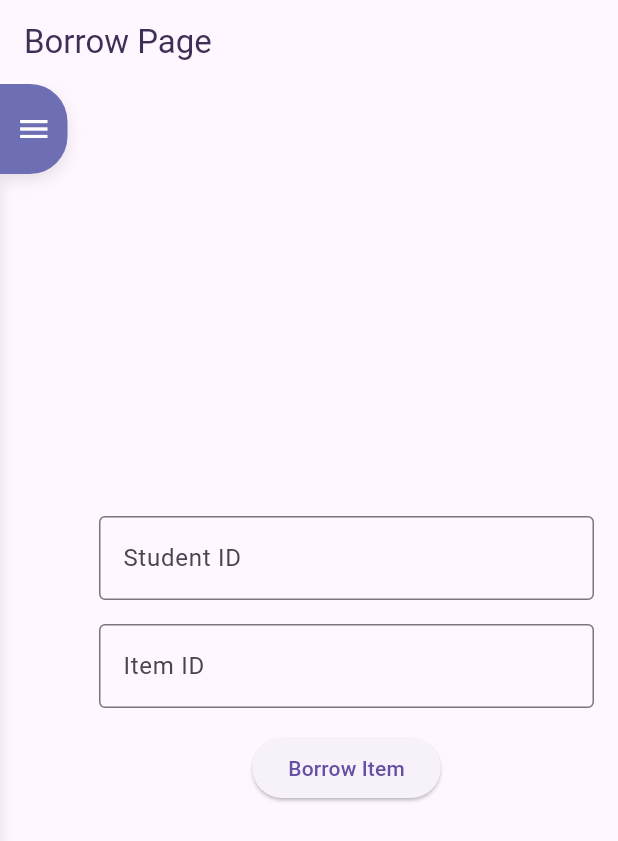
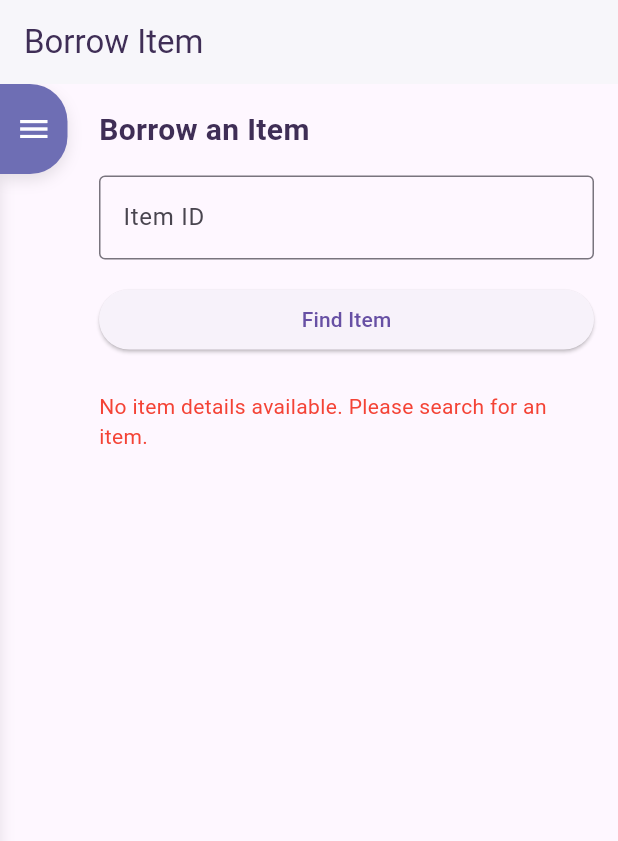
Before and after one commit to Draagn282/RocVoorraadSyteem, a Flutter app: the BorrowPage widget shown alone on an empty page, opened directly, on a phone screen of 412 x 824 dp. Shown: the top 841 px of the screen. Run offline on Flutter 3.47's test engine with Material 3 defaults, Android fonts, the phone set to English and light mode, and no system bars; our stand-ins replace sqflite, sqflite_common_ffi; accounts and stored records are empty.

Commit message:
borrow page rework.

```diff
--- a/roc_vooraadbeheersysteem/lib/models/Status_model.dart
+++ b/roc_vooraadbeheersysteem/lib/models/Status_model.dart
@@ -35,7 +35,7 @@ import 'package:roc_vooraadbeheersysteem/helpers/database_helper.dart';
       final data = await DatabaseHelper.instance.getData(
         tableName: 'item',
         whereClause: 'id = 1', // Use placeholder for safety
-        // whereArgs: [id],
+        whereArgs: [id],
       );
 
       // Check if data is returned
--- a/roc_vooraadbeheersysteem/lib/models/category_model.dart
+++ b/roc_vooraadbeheersysteem/lib/models/category_model.dart
@@ -35,7 +35,7 @@ import 'package:roc_vooraadbeheersysteem/helpers/database_helper.dart';
       final data = await DatabaseHelper.instance.getData(
         tableName: 'item',
         whereClause: 'id = 1', // Use placeholder for safety
-        // whereArgs: [id],
+        whereArgs: [id],
       );
 
       // Check if data is returned
--- a/roc_vooraadbeheersysteem/lib/models/item_model.dart
+++ b/roc_vooraadbeheersysteem/lib/models/item_model.dart
@@ -63,7 +63,7 @@ class Item {
       final data = await DatabaseHelper.instance.getData(
         tableName: 'item',
         whereClause: 'id = 1', // Use placeholder for safety
-        // whereArgs: [id],
+        whereArgs: [id],
       );
 
       // Check if data is returned
--- a/roc_vooraadbeheersysteem/lib/models/student_model.dart
+++ b/roc_vooraadbeheersysteem/lib/models/student_model.dart
@@ -57,6 +57,8 @@ class Student {
       final data = await DatabaseHelper.instance.getData(
         tableName: 'student',
         whereClause: 'id = ?',
+        whereArgs: [id],
+
       );
 
       // Check if data is retur ned
--- a/roc_vooraadbeheersysteem/lib/pages/borrow_page.dart
+++ b/roc_vooraadbeheersysteem/lib/pages/borrow_page.dart
@@ -1,6 +1,6 @@
-// lib/pages/test/test_page.dart
 import 'package:flutter/material.dart';
 import 'package:roc_vooraadbeheersysteem/pages/base_page.dart';
+import 'package:roc_vooraadbeheersysteem/helpers/database_helper.dart';
 
 class BorrowPage extends BasePage {
   const BorrowPage({super.key});
@@ -9,26 +9,73 @@ class BorrowPage extends BasePage {
   AppBar buildAppBar() {
     return AppBar(
       title: const Text(
-      'Borrow Page',
-      style: TextStyle(color: const Color(0xff3f2e56)),
-    ));
+        'Borrow Item',
+        style: TextStyle(color: Color(0xff3f2e56)),
+      ),
+      backgroundColor: Colors.white,
+      iconTheme: const IconThemeData(color: Color(0xff3f2e56)),
+      elevation: 1,
+    );
   }
 
   @override
   Widget buildBody(BuildContext context) {
+    final TextEditingController itemIdController = TextEditingController();
     final TextEditingController studentIdController = TextEditingController();
-    final TextEditingController itemIdController = TextEditingController();
 
-    return Padding(
+    ValueNotifier<Map<String, dynamic>?> itemDetailsNotifier = ValueNotifier(null);
+
+Future<void> fetchItemDetails(String itemId) async {
+  final dbHelper = DatabaseHelper.instance;
+  final results = await dbHelper.getData(
+    tableName: 'item',
+    whereClause: 'id = ?',
+    whereArgs: [itemId],
+  );
+
+  if (results == null || results.isEmpty) {
+    itemDetailsNotifier.value = null;
+    _showSnackBar(context, 'Item not found.');
+  } else {
+    itemDetailsNotifier.value = results.first;
+  }
+}
+
+
+    Future<void> borrowItem(String itemId, String studentId) async {
+      final dbHelper = DatabaseHelper.instance;
+
+      try {
+        // Update the item's availability
+        await dbHelper.insertOrUpdate(
+          tableName: 'item',
+          data: {'availablity': false}, // Mark as unavailable
+          whereClause: 'id = ?',
+          whereArgs: [itemId],
+        );
+
+        // Log borrowing or create order entry if required
+        _showSnackBar(context, 'Item borrowed successfully!');
+        itemIdController.clear();
+        studentIdController.clear();
+        itemDetailsNotifier.value = null;
+      } catch (e) {
+        _showSnackBar(context, 'Error borrowing item.');
+      }
+    }
+
+    return SingleChildScrollView(
+      child: Padding(
         padding: const EdgeInsets.all(16.0),
         child: Column(
-        mainAxisAlignment: MainAxisAlignment.center,
+          crossAxisAlignment: CrossAxisAlignment.stretch,
           children: [
-          TextField(
-            controller: studentIdController,
-            decoration: const InputDecoration(
-              labelText: 'Student ID',
-              border: OutlineInputBorder(),
+            const Text(
+              'Borrow an Item',
+              style: TextStyle(
+                fontSize: 20.0,
+                fontWeight: FontWeight.bold,
+                color: Color(0xff3f2e56),
               ),
             ),
             const SizedBox(height: 16.0),
@@ -38,19 +85,93 @@ class BorrowPage extends BasePage {
                 labelText: 'Item ID',
                 border: OutlineInputBorder(),
               ),
+              keyboardType: TextInputType.number,
+            ),
+            const SizedBox(height: 16.0),
+            ElevatedButton(
+              onPressed: () async {
+                final itemId = itemIdController.text.trim();
+                if (itemId.isEmpty) {
+                  _showSnackBar(context, 'Please enter an Item ID.');
+                } else {
+                  await fetchItemDetails(itemId);
+                }
+              },
+              child: const Text('Find Item'),
+            ),
+            const SizedBox(height: 24.0),
+            ValueListenableBuilder<Map<String, dynamic>?>(
+              valueListenable: itemDetailsNotifier,
+              builder: (context, itemDetails, child) {
+                if (itemDetails == null) {
+                  return const Text(
+                    'No item details available. Please search for an item.',
+                    style: TextStyle(color: Colors.red),
+                  );
+                }
+
+                final isAvailable = itemDetails['availablity'] == 1;
+
+                return Column(
+                  crossAxisAlignment: CrossAxisAlignment.start,
+                  children: [
+                    Text(
+                      'Item Name: ${itemDetails['name']}',
+                      style: const TextStyle(fontSize: 16.0),
+                    ),
+                    const SizedBox(height: 8.0),
+                    Text(
+                      'Availability: ${isAvailable ? "Available" : "Not Available"}',
+                      style: TextStyle(
+                        fontSize: 16.0,
+                        color: isAvailable ? Colors.green : Colors.red,
+                      ),
+                    ),
+                    const SizedBox(height: 8.0),
+                    Text(
+                      'Notes: ${itemDetails['notes']}',
+                      style: const TextStyle(fontSize: 16.0),
+                    ),
+                    if (isAvailable)
+                      Column(
+                        crossAxisAlignment: CrossAxisAlignment.stretch,
+                        children: [
+                          const SizedBox(height: 16.0),
+                          TextField(
+                            controller: studentIdController,
+                            decoration: const InputDecoration(
+                              labelText: 'Student ID',
+                              border: OutlineInputBorder(),
+                            ),
+                            keyboardType: TextInputType.number,
                           ),
                           const SizedBox(height: 16.0),
                           ElevatedButton(
                             onPressed: () {
-              // Handle the button press
-              final studentId = studentIdController.text;
-              final itemId = itemIdController.text;
-              // Add your logic to handle the borrow action here
+                              final studentId = studentIdController.text.trim();
+                              if (studentId.isEmpty) {
+                                _showSnackBar(context, 'Please enter a Student ID.');
+                              } else {
+                                borrowItem(itemIdController.text.trim(), studentId);
+                              }
                             },
                             child: const Text('Borrow Item'),
                           ),
                         ],
                       ),
+                  ],
+                );
+              },
+            ),
+          ],
+        ),
+      ),
+    );
+  }
+
+  void _showSnackBar(BuildContext context, String message) {
+    ScaffoldMessenger.of(context).showSnackBar(
+      SnackBar(content: Text(message)),
     );
   }
 }
--- a/roc_vooraadbeheersysteem/lib/pages/item_page.dart
+++ b/roc_vooraadbeheersysteem/lib/pages/item_page.dart
@@ -33,7 +33,7 @@ class _ItemPageState extends State<ItemPage> {
     final data = await DatabaseHelper.instance.getData(
       tableName: 'item',
       whereClause: 'id = ?',
-      // whereArgs: [id],
+      whereArgs: [id],
     );
 
     if (data != null && data.isNotEmpty) {
```
Also changed, not shown: roc_vooraadbeheersysteem/lib/helpers/database_helper.dart (+11 -6 lines), roc_vooraadbeheersysteem/lib/pages/tables_page.dart (indentation only). Lines whose indentation alone changed are shown as unchanged.
